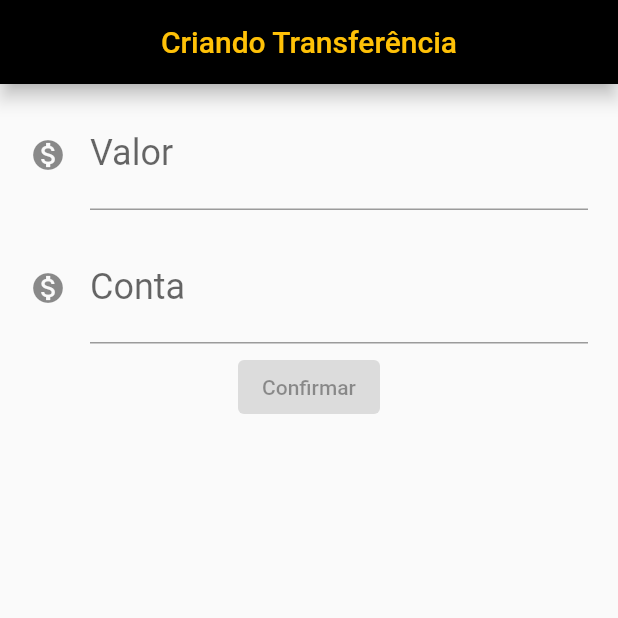
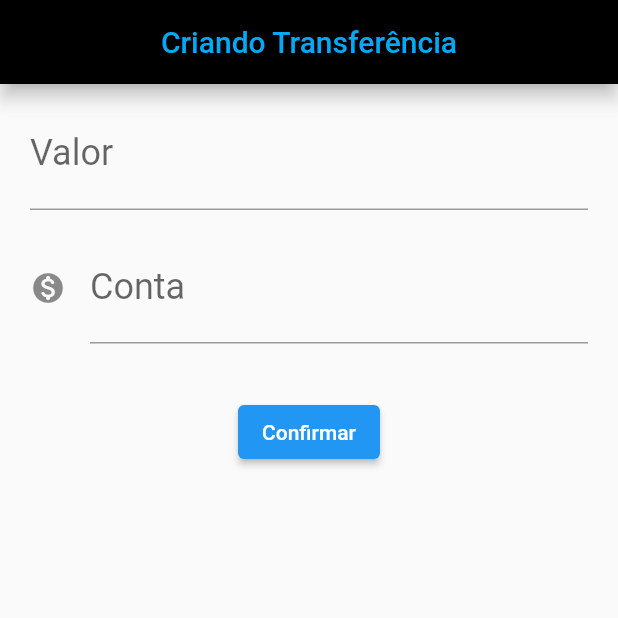
Before and after one commit to andersonsilva82/bytebank, a Flutter app: the screen it shows after launch, on a phone screen of 412 x 824 dp, the top half of it. Run offline on Flutter 3.47's test engine with Material 2 defaults, Android fonts, the phone set to English and light mode, and no system bars.

Commit message:
Implementado Botão Confirmar

```diff
--- a/lib/main.dart
+++ b/lib/main.dart
@@ -3,55 +3,69 @@ import 'package:flutter/material.dart';
 void main() => runApp(ByteBankApp());
 
 class FormularioTransferencia extends StatelessWidget {
-  const FormularioTransferencia({Key? key}) : super(key: key);
+
+  final TextEditingController _controladorCampoNumeroConta =
+  TextEditingController();
+  final TextEditingController _controladorCampoValor = TextEditingController();
 
   @override
   Widget build(BuildContext context) {
     return Scaffold(
       body: Column(
-        children: const <Widget>[
-          CamposValores('Valor', '000,00' ),
-          CamposValores('Conta', '00000'),
+        children: <Widget>[
+          Padding(
+            padding: EdgeInsets.fromLTRB(20, 10, 20, 5),
+            child: TextField(
+              controller: _controladorCampoValor,
+              style: const TextStyle(
+                fontSize: 24.0,
+                color: Colors.blue,
+              ),
+              keyboardType: TextInputType.number,
+              decoration: const InputDecoration(
+                labelText: 'Valor',
+                hintText: '000,00',
+              ),
+            ),
+          ),
+          Padding(
+            padding: EdgeInsets.fromLTRB(20, 10, 20, 5),
+            child: TextField(
+              controller: _controladorCampoNumeroConta,
+              style: const TextStyle(
+                fontSize: 24.0,
+                color: Colors.blue,
+              ),
+              keyboardType: TextInputType.number,
+              decoration: const InputDecoration(
+                labelText: 'Conta',
+                hintText: '0000',
+                icon: Icon(Icons.monetization_on_rounded),
+              ),
+            ),
+          ),
+          const SizedBox(height: 30),
+          ElevatedButton(
+            onPressed: () {
+              final double valor = double.parse(_controladorCampoValor.value.text);
+              final int numeroConta = int.parse(_controladorCampoNumeroConta.value.text);
 
-         ElevatedButton(onPressed: null, child: Text('Confirmar')),
+              if (numeroConta != null && valor != null){
+                final transferenciaCriada = Transferencia(valor, numeroConta);
+                debugPrint('$transferenciaCriada');
+              }
+            },
+
+            child: Text('Confirmar'),
+          ),
         ],
       ),
       appBar: AppBar(
         title: Text('Criando Transferência'),
         elevation: 5,
         centerTitle: true,
-        foregroundColor: Colors.amber,
+        foregroundColor: Colors.lightBlue,
         backgroundColor: Colors.black,
-      ),
-    );
-  }
-}
-
-class CamposValores extends StatelessWidget {
-  final String labelInfo;
-  final String hintInfo;
-
-  const CamposValores(
-    this.labelInfo,
-    this.hintInfo, {
-    Key? key,
-  }) : super(key: key);
-
-  @override
-  Widget build(BuildContext context) {
-    return Padding(
-      padding: EdgeInsets.fromLTRB(20, 10, 20, 5),
-      child: TextField(
-        style: TextStyle(
-          fontSize: 24.0,
-          color: Colors.blue,
-        ),
-        keyboardType: TextInputType.number,
-        decoration: InputDecoration(
-          icon: Icon(Icons.monetization_on),
-          labelText: labelInfo,
-          hintText: hintInfo,
-        ),
       ),
     );
   }
@@ -101,10 +115,10 @@ class ItemTransferencia extends StatelessWidget {
   Widget build(BuildContext context) {
     return Card(
         child: ListTile(
-      leading: Icon(Icons.monetization_on),
-      title: Text(_tranferencia.valor.toString()),
-      subtitle: Text(_tranferencia.numeroConta.toString()),
-    ));
+          leading: Icon(Icons.monetization_on),
+          title: Text(_tranferencia.valor.toString()),
+          subtitle: Text(_tranferencia.numeroConta.toString()),
+        ));
   }
 }
 
@@ -113,4 +127,10 @@ class Transferencia {
   final int numeroConta;
 
   Transferencia(this.valor, this.numeroConta);
+
+  @override
+  String toString() {
+    // TODO: implement toString
+    return 'Transferencia{valor: $valor, numeroConta: $numeroConta}';
+  }
 }
```
